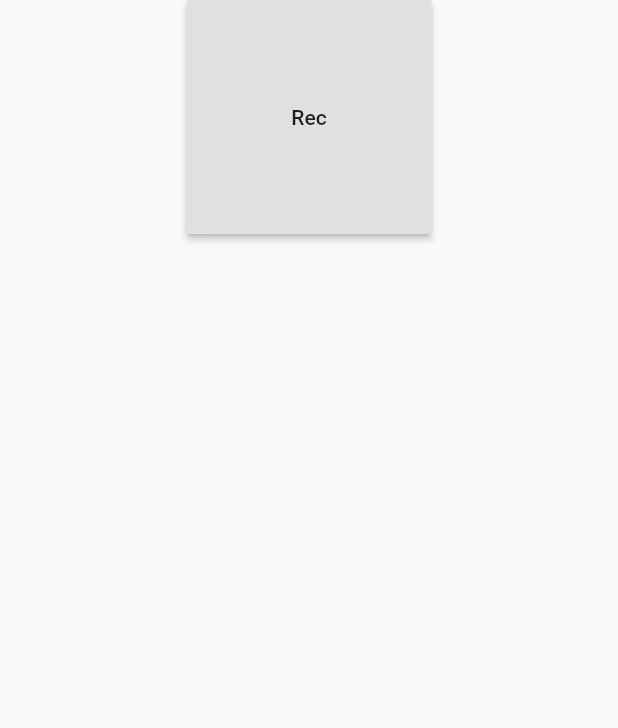
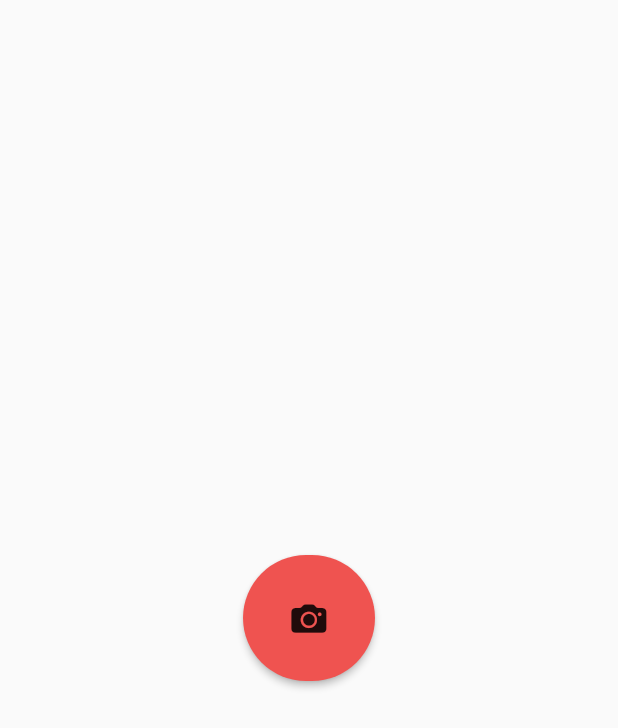
Before and after one commit to ShashiKha9/loginpage, a Flutter app: the CameraScreen screen opened directly, on a phone screen of 412 x 824 dp. Shown: the top 728 px of the screen. Run offline on Flutter 3.47's test engine with Material 2 defaults, Android fonts, the phone set to English and light mode, and no system bars; our stand-ins replace chewie, firebase_auth, firebase_core, fluttertoast, image_picker, video_player; accounts and stored records are empty.

```diff
--- a/lib/Pages/camerascreen.dart
+++ b/lib/Pages/camerascreen.dart
@@ -2,22 +2,17 @@
 
 import 'dart:io';
 
-import 'package:camera/camera.dart';
-import 'package:chewie/chewie.dart';
 import 'package:flutter/cupertino.dart';
 import 'package:flutter/material.dart';
 import 'package:fluttertoast/fluttertoast.dart';
 import 'package:image_picker/image_picker.dart';
-import 'package:loginpage/Pages/homepgae_screen.dart';
 import 'package:path/path.dart';
 import 'package:path_provider/path_provider.dart';
-import 'package:video_player/video_player.dart';
 
 
 
 class CameraScreen extends StatefulWidget{
 
-   CameraDescription? camera;
 
 
   CameraScreenState createState()=> CameraScreenState();
@@ -57,41 +52,33 @@ class CameraScreenState extends State<CameraScreen> {
     var kompresimg = new File(image+"/"+timestamp+"_video.mp4")
       ..writeAsBytesSync(videoFile!.readAsBytesSync());
 
-    Fluttertoast.showToast(msg: "Video saved sucessfully ",
+    Fluttertoast.showToast(msg: "Video posted sucessfully ",
     toastLength: Toast.LENGTH_SHORT,
     gravity: ToastGravity.BOTTOM);
 
-    // var filepath = new File("$image");
-    // var newFile = await filepath.writeAsBytesSync(/*image bytes*/);
-    // await newFile.create();
-    // ..writeAsBytesSync();
-
-
-    // return filepath;
-    //
-    //
-    //
   }
 
   @override
   Widget build(BuildContext context) {
     return Scaffold(
     body: Center(
-   child: Column(
-    children:[
+  child:
 
 
-    RaisedButton(onPressed: () {
+    RaisedButton(
+      color: Colors.red[400],
+      onPressed: () {
       recvideo();
     },
-      padding: EdgeInsets.all(70),
-      child: Text("Rec"),),
+      shape: RoundedRectangleBorder(borderRadius: BorderRadius.circular(140)),
+        padding: EdgeInsets.all(30),
+      child: Icon(CupertinoIcons.camera_fill)),
 
-]
+
 
 
     )
-    )
+
     );
   }
 
--- a/pubspec.yaml
+++ b/pubspec.yaml
@@ -38,7 +38,6 @@ dependencies:
   firebase_core: ^1.10.0
   chewie: ^1.2.2
   video_player: ^2.2.7
-  camera: ^0.9.4+5
   image_picker: ^0.8.4+4
   path_provider: ^2.0.7
   path: ^1.8.0
```
Also changed, not shown: lib/Pages/otp_screen.dart (+12 -7 lines), lib/Pages/viewvideo_screen.dart (+0 -8 lines), pubspec.lock.
